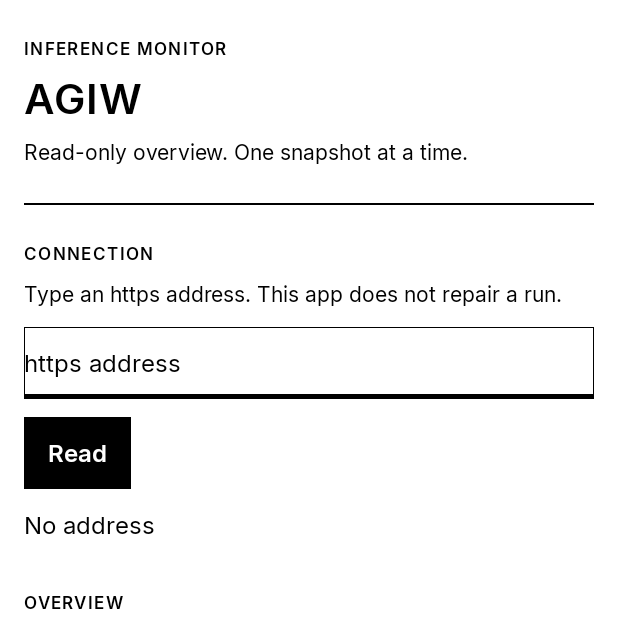
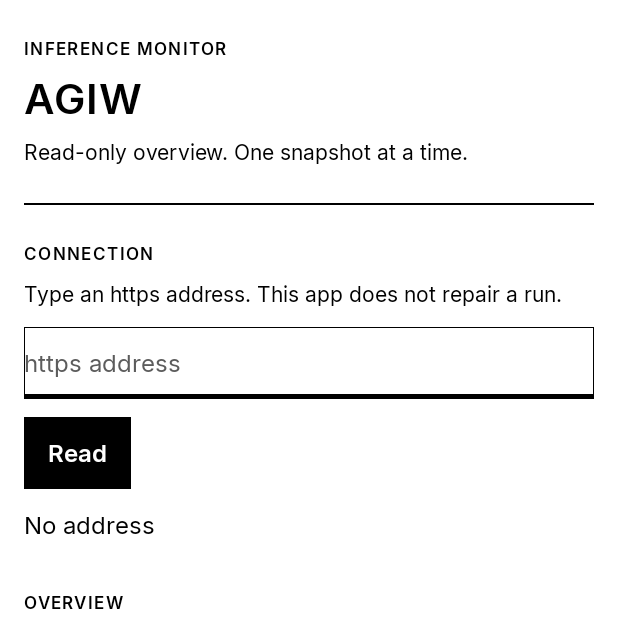
Before and after one commit to louiscalata/agiw-suite, an Android app: the screen it shows after launch (MonitorActivity), on a phone screen of 412 x 824 dp, the top half of it. Run offline under Robolectric (Android 15) with nearby library versions, the phone set to English and light mode, and no system bars; libraries missing offline, so code that uses them is left out: androidx.window.java; 3 statements that could not run were skipped.

Commit message:
Use a hint colour that is not the typed value.
The field hint was the same ink as the text, so an empty address looked filled. Light hint #5C5C5C is 6.69:1 on white. Night hint #B0B0B0 is 9.68:1 on black. The black and white brand files are unchanged.

Co-authored-by: louiscalata <louiscalata@users.noreply.github.com>

```diff
--- a/android/app/src/main/res/layout/activity_inner.xml
+++ b/android/app/src/main/res/layout/activity_inner.xml
@@ -102,7 +102,7 @@
             android:lineSpacingMultiplier="@dimen/leading_body"
             android:minHeight="@dimen/space_7"
             android:textColor="@color/agiw_ink"
-            android:textColorHint="@color/agiw_ink"
+            android:textColorHint="@color/agiw_hint"
             android:textSize="@dimen/type_name"/>
         <Button
             android:id="@+id/read"
--- /dev/null
+++ b/android/app/src/main/res/values-night/hint.xml
@@ -0,0 +1,5 @@
+<?xml version="1.0" encoding="utf-8"?>
+<resources>
+    <!-- #B0B0B0 on #000000 is 9.68:1. Typed text stays #FFFFFF. -->
+    <color name="agiw_hint">#B0B0B0</color>
+</resources>
--- a/android/app/src/main/res/values-night/themes.xml
+++ b/android/app/src/main/res/values-night/themes.xml
@@ -13,7 +13,7 @@
         <item name="android:textCursorDrawable">@drawable/agiw_cursor</item>
         <item name="android:fontFamily">@font/inter</item>
         <item name="android:editTextColor">@color/agiw_ink</item>
-        <item name="android:textColorHint">@color/agiw_ink</item>
+        <item name="android:textColorHint">@color/agiw_hint</item>
         <item name="android:windowDrawsSystemBarBackgrounds">true</item>
         <item name="android:statusBarColor">@android:color/transparent</item>
         <item name="android:navigationBarColor">@android:color/transparent</item>
--- /dev/null
+++ b/android/app/src/main/res/values/hint.xml
@@ -0,0 +1,5 @@
+<?xml version="1.0" encoding="utf-8"?>
+<resources>
+    <!-- #5C5C5C on #FFFFFF is 6.69:1. Typed text stays #000000, so the hint is not the value. -->
+    <color name="agiw_hint">#5C5C5C</color>
+</resources>
--- a/android/app/src/main/res/values/themes.xml
+++ b/android/app/src/main/res/values/themes.xml
@@ -13,7 +13,7 @@
         <item name="android:textCursorDrawable">@drawable/agiw_cursor</item>
         <item name="android:fontFamily">@font/inter</item>
         <item name="android:editTextColor">@color/agiw_ink</item>
-        <item name="android:textColorHint">@color/agiw_ink</item>
+        <item name="android:textColorHint">@color/agiw_hint</item>
         <item name="android:windowDrawsSystemBarBackgrounds">true</item>
         <item name="android:statusBarColor">@android:color/transparent</item>
         <item name="android:navigationBarColor">@android:color/transparent</item>
```
